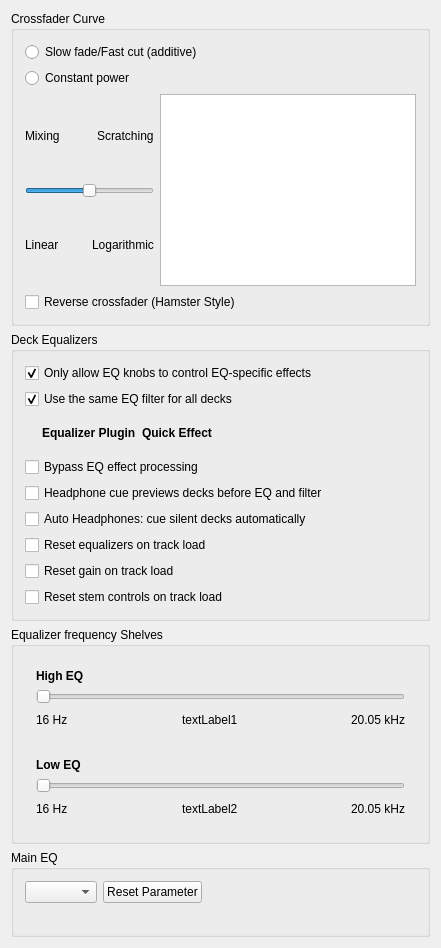
Before: the Qt Designer form src/preferences/dialog/dlgprefmixerdlg.ui in loopcreativeandy/mixxx-custom, drawn with Qt 5.
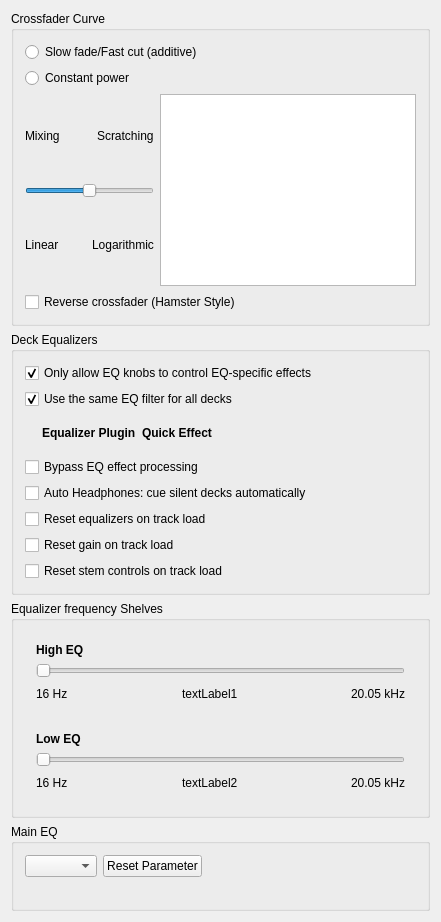
After: the same form once the commit is applied.

Commit message: CP109: headphone cue pads — headphone_pre_eq (per session) + new headphone_pre_filter skips the deck filter in the cue; Preferences pre-EQ checkbox removed

Diff of the .ui file:
```diff
--- a/src/preferences/dialog/dlgprefmixerdlg.ui
+++ b/src/preferences/dialog/dlgprefmixerdlg.ui
@@ -288,17 +288,6 @@
        </widget>
       </item>
 
-      <item>
-       <widget class="QCheckBox" name="CheckBoxHeadphonePreEq">
-        <property name="toolTip">
-         <string>When checked, the headphone cue (PFL) previews decks before their EQ and filter, so you hear the track even with the EQs killed. Stems are not affected by this: they follow their faders in the cue, except the stem types switched on with the stem cue buttons ([Master],stem_cue_1..4), which are always heard. The main and booth outputs are not affected.</string>
-        </property>
-        <property name="text">
-         <string>Headphone cue previews decks before EQ and filter</string>
-        </property>
-       </widget>
-      </item>
-
       <item>
        <widget class="QCheckBox" name="CheckBoxAutoHeadphones">
         <property name="toolTip">
```
The commit also changes 10 other files.
